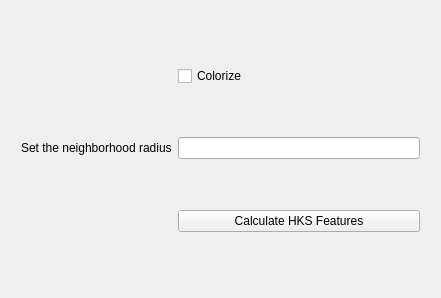
Qt form mode_FeatureSegCorr/fsc_widget.ui (BigkoalaZhu/STAR_PoCorr) before a commit.
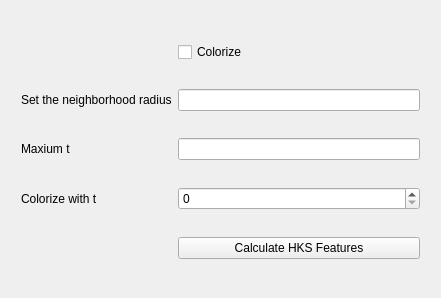
The same form after that commit.

Patch:
```diff
--- a/mode_FeatureSegCorr/fsc_widget.ui
+++ b/mode_FeatureSegCorr/fsc_widget.ui
@@ -23,13 +23,6 @@
     </rect>
    </property>
    <layout class="QGridLayout" name="gridLayout">
-    <item row="2" column="1">
-     <widget class="QPushButton" name="calcHKS">
-      <property name="text">
-       <string>Calculate HKS Features</string>
-      </property>
-     </widget>
-    </item>
     <item row="0" column="1">
      <widget class="QCheckBox" name="colorize">
       <property name="text">
@@ -47,6 +40,33 @@
       </property>
      </widget>
     </item>
+    <item row="3" column="1">
+     <widget class="QSpinBox" name="changet"/>
+    </item>
+    <item row="2" column="0">
+     <widget class="QLabel" name="label_3">
+      <property name="text">
+       <string>Maxium t</string>
+      </property>
+     </widget>
+    </item>
+    <item row="3" column="0">
+     <widget class="QLabel" name="label_2">
+      <property name="text">
+       <string>Colorize with t</string>
+      </property>
+     </widget>
+    </item>
+    <item row="2" column="1">
+     <widget class="QLineEdit" name="Maxt"/>
+    </item>
+    <item row="4" column="1">
+     <widget class="QPushButton" name="calcHKS">
+      <property name="text">
+       <string>Calculate HKS Features</string>
+      </property>
+     </widget>
+    </item>
    </layout>
   </widget>
  </widget>
```
